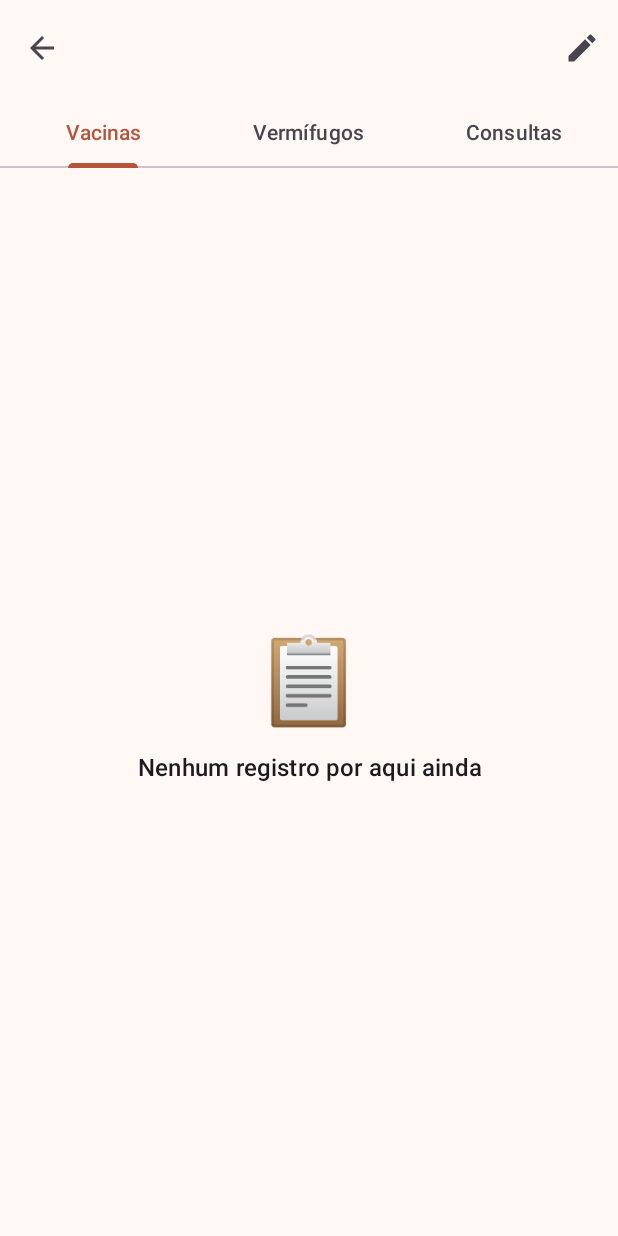
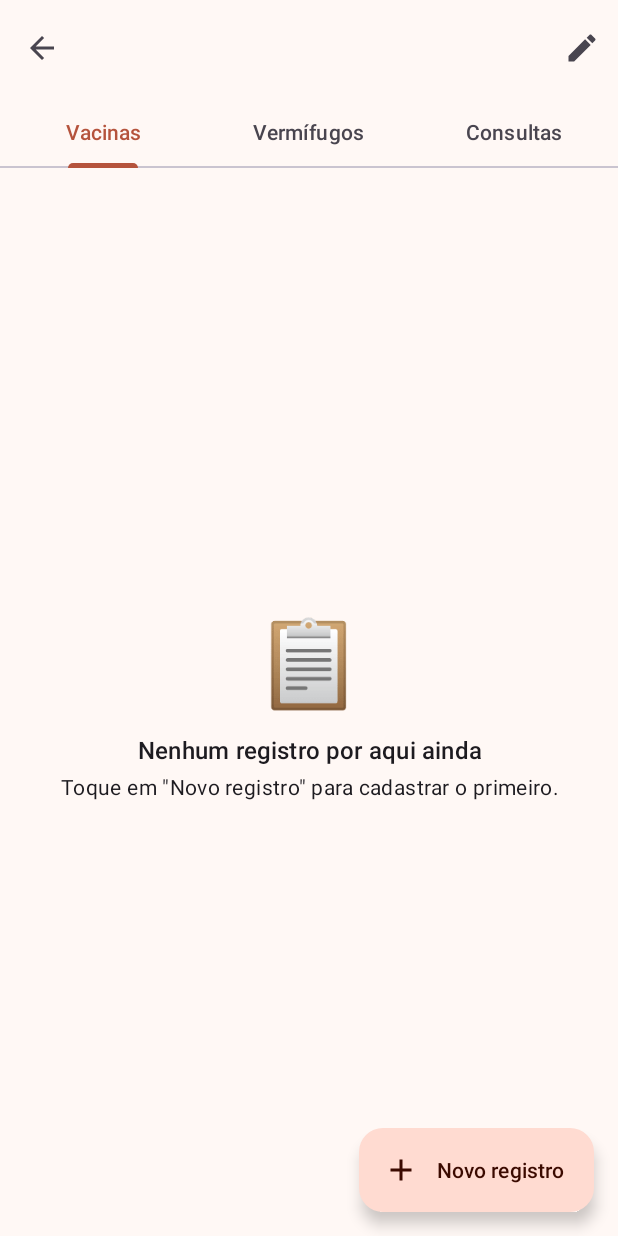
Before and after one commit to marcospaulo151994/FocinhoApp, an Android app: the CuidadoListFragment screen opened directly, with no data from a screen before it, on a phone screen of 412 x 824 dp. Run offline under Robolectric (Android 15) with nearby library versions, the phone set to English and light mode, and no system bars; our stand-ins replace Room's generated code; 1 statement that could not run was skipped.

Commit message:
Liga a lista de cuidados ao formulário pelo botão Novo registro e pelo toque no item

```diff
--- a/app/src/main/java/br/upf/focinhoapp/ui/cuidados/CuidadoAdapter.kt
+++ b/app/src/main/java/br/upf/focinhoapp/ui/cuidados/CuidadoAdapter.kt
@@ -16,12 +16,17 @@ import com.google.android.material.color.MaterialColors
 /**
  * Adapter da lista de cuidados (RecyclerView), no mesmo padrão do PetAdapter:
  * ListAdapter + DiffUtil só redesenham os itens que mudaram.
+ *
+ * @param aoClicar ação executada quando o usuário toca num registro.
  */
-class CuidadoAdapter : ListAdapter<Cuidado, CuidadoAdapter.CuidadoViewHolder>(DIFF) {
+class CuidadoAdapter(
+    private val aoClicar: (Cuidado) -> Unit
+) : ListAdapter<Cuidado, CuidadoAdapter.CuidadoViewHolder>(DIFF) {
 
     /** Guarda as views de um item da lista (layout item_cuidado.xml). */
     class CuidadoViewHolder(
-        private val binding: ItemCuidadoBinding
+        private val binding: ItemCuidadoBinding,
+        private val aoClicar: (Cuidado) -> Unit
     ) : RecyclerView.ViewHolder(binding.root) {
 
         /** Preenche o item com os dados do [cuidado]. */
@@ -30,6 +35,7 @@ class CuidadoAdapter : ListAdapter<Cuidado, CuidadoAdapter.CuidadoViewHolder>(DI
 
             binding.textoTitulo.text = cuidado.titulo
             binding.textoData.text = DateUtils.formatar(cuidado.data)
+            binding.root.setOnClickListener { aoClicar(cuidado) }
 
             // A segunda linha só aparece quando há próxima data cadastrada.
             val proxima = cuidado.proximaData
@@ -67,7 +73,7 @@ class CuidadoAdapter : ListAdapter<Cuidado, CuidadoAdapter.CuidadoViewHolder>(DI
 
     override fun onCreateViewHolder(parent: ViewGroup, viewType: Int): CuidadoViewHolder {
         val binding = ItemCuidadoBinding.inflate(LayoutInflater.from(parent.context), parent, false)
-        return CuidadoViewHolder(binding)
+        return CuidadoViewHolder(binding, aoClicar)
     }
 
     override fun onBindViewHolder(holder: CuidadoViewHolder, position: Int) {
--- a/app/src/main/java/br/upf/focinhoapp/ui/cuidados/CuidadoListFragment.kt
+++ b/app/src/main/java/br/upf/focinhoapp/ui/cuidados/CuidadoListFragment.kt
@@ -53,10 +53,22 @@ class CuidadoListFragment : Fragment() {
     override fun onViewCreated(view: View, savedInstanceState: Bundle?) {
         super.onViewCreated(view, savedInstanceState)
 
-        val adapter = CuidadoAdapter()
+        // Toque num registro: abre o formulário em modo edição.
+        val adapter = CuidadoAdapter { cuidado -> abrirFormulario(cuidado.id) }
         binding.listaCuidados.adapter = adapter
 
+        // Botão "Novo registro": abre o formulário em modo cadastro.
+        binding.botaoNovo.setOnClickListener { abrirFormulario(cuidadoId = null) }
+
         observarCuidados(adapter)
+    }
+
+    /**
+     * Abre o [CuidadoFormActivity] já com o pet e o tipo desta aba.
+     * @param cuidadoId registro a editar, ou null para cadastrar um novo.
+     */
+    private fun abrirFormulario(cuidadoId: Long?) {
+        startActivity(CuidadoFormActivity.criarIntent(requireContext(), petId, tipo, cuidadoId))
     }
 
     /**
--- a/app/src/main/res/layout/fragment_cuidado_list.xml
+++ b/app/src/main/res/layout/fragment_cuidado_list.xml
@@ -2,7 +2,7 @@
 <!--
     Conteúdo de uma aba do detalhe do pet: a lista de cuidados de um tipo.
     Como na lista de pets, o FrameLayout sobrepõe a lista e o "estado vazio";
-    só um dos dois aparece.
+    só um dos dois aparece. O botão "Novo registro" fica por cima, no canto.
 -->
 <FrameLayout xmlns:android="http://schemas.android.com/apk/res/android"
     xmlns:app="http://schemas.android.com/apk/res-auto"
@@ -11,6 +11,7 @@
     android:layout_height="match_parent"
     tools:context=".ui.cuidados.CuidadoListFragment">
 
+    <!-- paddingBottom grande para o último item não ficar atrás do botão -->
     <androidx.recyclerview.widget.RecyclerView
         android:id="@+id/lista_cuidados"
         android:layout_width="match_parent"
@@ -19,7 +20,7 @@
         android:paddingStart="16dp"
         android:paddingTop="8dp"
         android:paddingEnd="16dp"
-        android:paddingBottom="16dp"
+        android:paddingBottom="96dp"
         app:layoutManager="androidx.recyclerview.widget.LinearLayoutManager"
         tools:listitem="@layout/item_cuidado" />
 
@@ -49,5 +50,22 @@
             android:gravity="center"
             android:text="@string/vazio_cuidados"
             android:textAppearance="?attr/textAppearanceTitleMedium" />
+
+        <TextView
+            android:layout_width="wrap_content"
+            android:layout_height="wrap_content"
+            android:layout_marginTop="4dp"
+            android:gravity="center"
+            android:text="@string/vazio_cuidados_mensagem"
+            android:textAppearance="?attr/textAppearanceBodyMedium" />
     </LinearLayout>
+
+    <com.google.android.material.floatingactionbutton.ExtendedFloatingActionButton
+        android:id="@+id/botao_novo"
+        android:layout_width="wrap_content"
+        android:layout_height="wrap_content"
+        android:layout_gravity="bottom|end"
+        android:layout_margin="16dp"
+        android:text="@string/novo_registro"
+        app:icon="@drawable/ic_add" />
 </FrameLayout>
--- a/app/src/main/res/layout/item_cuidado.xml
+++ b/app/src/main/res/layout/item_cuidado.xml
@@ -6,7 +6,9 @@
     android:layout_width="match_parent"
     android:layout_height="wrap_content"
     android:layout_marginTop="6dp"
-    android:layout_marginBottom="6dp">
+    android:layout_marginBottom="6dp"
+    android:clickable="true"
+    android:focusable="true">
 
     <LinearLayout
         android:layout_width="match_parent"
```
